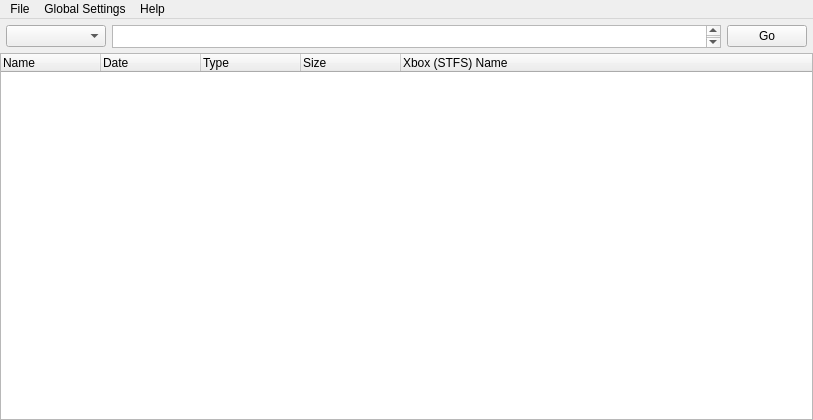
First picture: the form in Up/MainForm.ui, repository landaire/Up, before the edit.
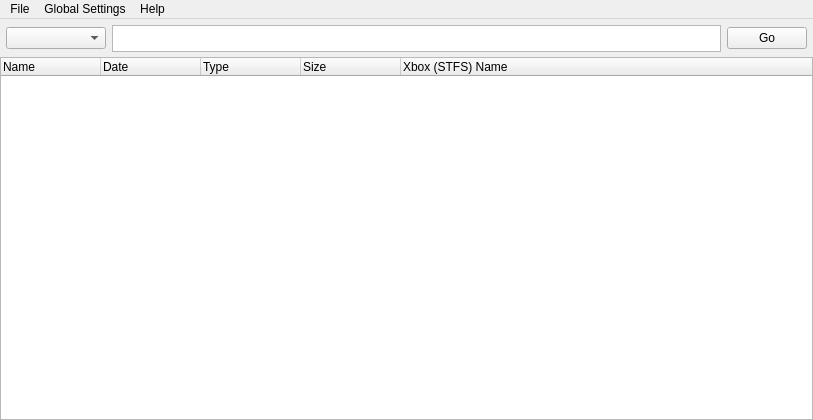
Second picture: the form after the edit. Icons and pictures are not drawn.

Commit message: Increase height of navbar so it no longer scrolls

```diff
--- a/Up/MainForm.ui
+++ b/Up/MainForm.ui
@@ -66,9 +66,12 @@
         <property name="maximumSize">
          <size>
           <width>16777215</width>
-          <height>23</height>
+          <height>27</height>
          </size>
         </property>
+        <property name="verticalScrollBarPolicy">
+         <enum>Qt::ScrollBarAlwaysOff</enum>
+        </property>
        </widget>
       </item>
       <item>
```
